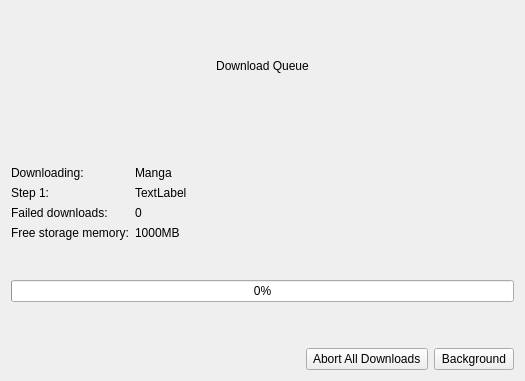
This is widgets/downloadstatusdialog.ui in Rain92/UltimateMangaReader as Qt 5 draws it before an edit. The edited form follows.
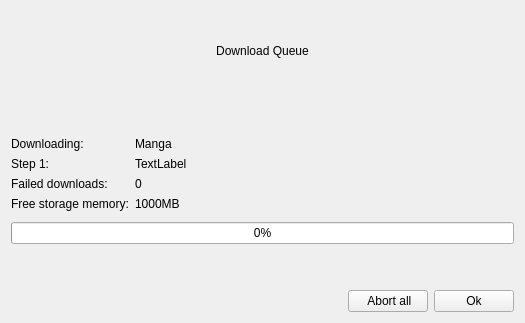
This is the edited form.

The edit to the form file:
```diff
--- a/widgets/downloadstatusdialog.ui
+++ b/widgets/downloadstatusdialog.ui
@@ -7,7 +7,7 @@
     <x>0</x>
     <y>0</y>
     <width>525</width>
-    <height>381</height>
+    <height>323</height>
    </rect>
   </property>
   <property name="windowTitle">
@@ -171,7 +171,7 @@
         <enum>Qt::NoFocus</enum>
        </property>
        <property name="text">
-        <string> Abort All Downloads </string>
+        <string> Abort all</string>
        </property>
       </widget>
      </item>
@@ -181,7 +181,7 @@
         <enum>Qt::NoFocus</enum>
        </property>
        <property name="text">
-        <string> Background </string>
+        <string>Ok</string>
        </property>
       </widget>
      </item>
```
Left out of the diff: 2 changed lines with no effect on the pictures.
